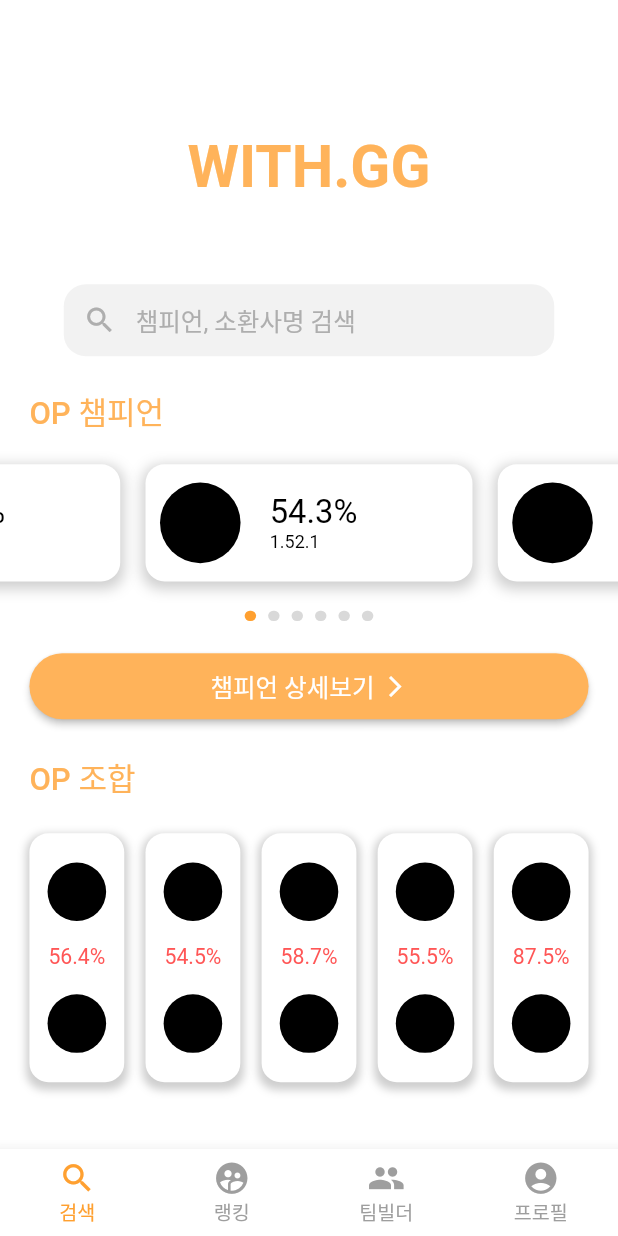
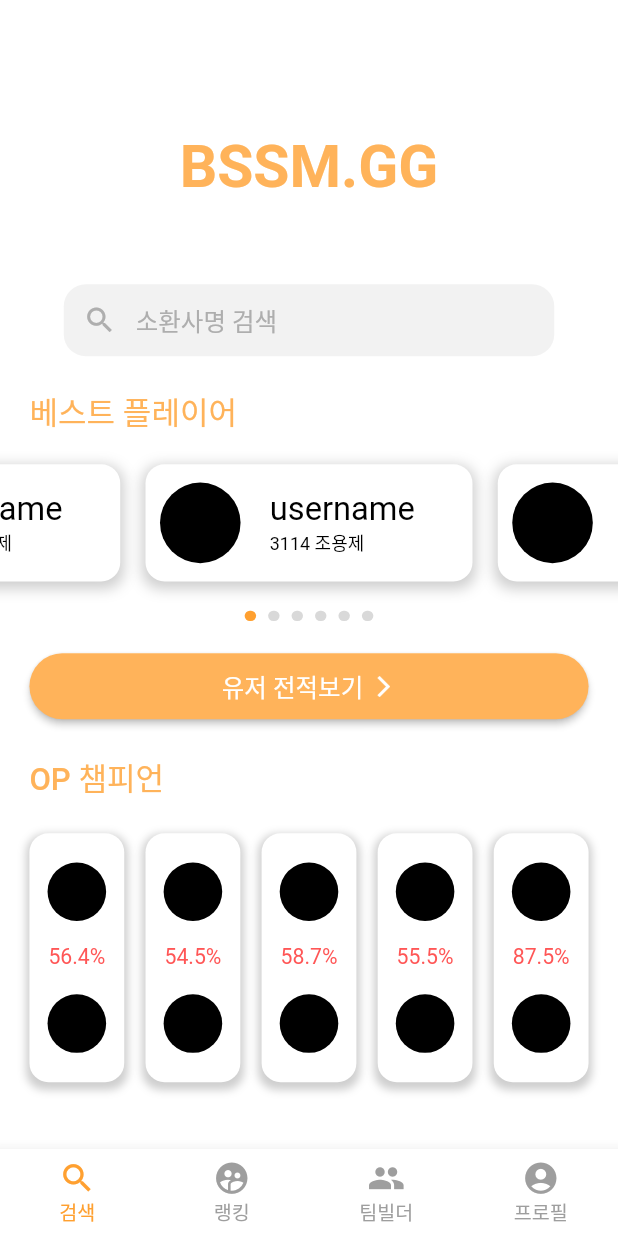
Before and after one commit to BSSM-GG/BSSMGG_APP, a Flutter app: the screen it shows after launch, on a phone screen of 412 x 824 dp. Run offline on Flutter 3.47's test engine with Material 2 defaults, Android fonts, the phone set to English and light mode, and no system bars; drawn by our look-alikes of carousel_slider, smooth_page_indicator, stylish_bottom_bar; our stand-ins replace flutter_screenutil.

Commit message:
[UPDATE] username

```diff
--- a/lib/screens/bottombar/search.dart
+++ b/lib/screens/bottombar/search.dart
@@ -54,11 +54,11 @@
               crossAxisAlignment: CrossAxisAlignment.start,
               children: [
                 Text(
-                  "54.3%",
+                  "username",
                   style: TextStyle(fontSize: 20.sp, color: Colors.black),
                 ),
                 Text(
-                  "1.52.1",
+                  "3114 조용제",
                   style: TextStyle(fontSize: 11.sp, color: Colors.black),
                 )
               ],
@@ -104,11 +104,62 @@
               crossAxisAlignment: CrossAxisAlignment.start,
               children: [
                 Text(
-                  "54.3%",
+                  "username",
+                  style: TextStyle(fontSize: 18.sp, color: Colors.black),
+                ),
+                Text(
+                  "3114 조용제",
+                  style: TextStyle(
+                      fontSize: 11.sp, color: Colors.black.withOpacity(0.5)),
+                )
+              ],
+            )
+          ],
+        ),
+      ),
+    ),
+    InkWell(
+      onTap: () {},
+      child: Container(
+        width: 200.w,
+        height: 80.h,
+        decoration: BoxDecoration(
+          color: Colors.white,
+          boxShadow: [
+            BoxShadow(
+              color: Colors.grey.withOpacity(0.5),
+              spreadRadius: 2,
+              blurRadius: 7,
+              offset: Offset(0.w, 3.h), // changes position of shadow
+            ),
+          ],
+          borderRadius: BorderRadius.all(Radius.circular(13.r) // POINT
+              ),
+        ),
+        child: Row(
+          mainAxisAlignment: MainAxisAlignment.start,
+          children: [
+            Padding(
+              padding: EdgeInsets.only(left: 6.w, right: 15.w),
+              child: Container(
+                width: 55.w,
+                height: 55.h,
+                decoration: const BoxDecoration(
+                  shape: BoxShape.circle,
+                  color: Colors.black,
+                ),
+              ),
+            ),
+            Column(
+              mainAxisAlignment: MainAxisAlignment.center,
+              crossAxisAlignment: CrossAxisAlignment.start,
+              children: [
+                Text(
+                  "username",
                   style: TextStyle(fontSize: 20.sp, color: Colors.black),
                 ),
                 Text(
-                  "1.52.1",
+                  "3114 조용제",
                   style: TextStyle(fontSize: 11.sp, color: Colors.black),
                 )
               ],
@@ -154,11 +205,11 @@
               crossAxisAlignment: CrossAxisAlignment.start,
               children: [
                 Text(
-                  "54.3%",
+                  "username",
                   style: TextStyle(fontSize: 20.sp, color: Colors.black),
                 ),
                 Text(
-                  "1.52.1",
+                  "3114 조용제",
                   style: TextStyle(fontSize: 11.sp, color: Colors.black),
                 )
               ],
@@ -204,11 +255,11 @@
               crossAxisAlignment: CrossAxisAlignment.start,
               children: [
                 Text(
-                  "54.3%",
+                  "username",
                   style: TextStyle(fontSize: 20.sp, color: Colors.black),
                 ),
                 Text(
-                  "1.52.1",
+                  "3114 조용제",
                   style: TextStyle(fontSize: 11.sp, color: Colors.black),
                 )
               ],
@@ -254,61 +305,11 @@
               crossAxisAlignment: CrossAxisAlignment.start,
               children: [
                 Text(
-                  "54.3%",
+                  "username",
                   style: TextStyle(fontSize: 20.sp, color: Colors.black),
                 ),
                 Text(
-                  "1.52.1",
-                  style: TextStyle(fontSize: 11.sp, color: Colors.black),
-                )
-              ],
-            )
-          ],
-        ),
-      ),
-    ),
-    InkWell(
-      onTap: () {},
-      child: Container(
-        width: 200.w,
-        height: 80.h,
-        decoration: BoxDecoration(
-          color: Colors.white,
-          boxShadow: [
-            BoxShadow(
-              color: Colors.grey.withOpacity(0.5),
-              spreadRadius: 2,
-              blurRadius: 7,
-              offset: Offset(0.w, 3.h), // changes position of shadow
-            ),
-          ],
-          borderRadius: BorderRadius.all(Radius.circular(13.r) // POINT
-              ),
-        ),
-        child: Row(
-          mainAxisAlignment: MainAxisAlignment.start,
-          children: [
-            Padding(
-              padding: EdgeInsets.only(left: 6.w, right: 15.w),
-              child: Container(
-                width: 55.w,
-                height: 55.h,
-                decoration: const BoxDecoration(
-                  shape: BoxShape.circle,
-                  color: Colors.black,
-                ),
-              ),
-            ),
-            Column(
-              mainAxisAlignment: MainAxisAlignment.center,
-              crossAxisAlignment: CrossAxisAlignment.start,
-              children: [
-                Text(
-                  "54.3%",
-                  style: TextStyle(fontSize: 20.sp, color: Colors.black),
-                ),
-                Text(
-                  "1.52.1",
+                  "3114 조용제",
                   style: TextStyle(fontSize: 11.sp, color: Colors.black),
                 )
               ],
@@ -329,13 +330,14 @@
         resizeToAvoidBottomInset: false,
         backgroundColor: Colors.white,
         appBar: null,
-        body: Center(
+        body: SafeArea(
+          child: Center(
             child: Column(
               children: [
                 Padding(
                   padding: EdgeInsets.only(top: 91.h, bottom: 56.h),
                   child: Text(
-                  "WITH.GG",
+                    "BSSM.GG",
                     style: TextStyle(
                         fontSize: 36.sp,
                         color: const Color(0xffFFB35A),
@@ -348,8 +350,10 @@
                     controller: _searchController,
                     textAlignVertical: TextAlignVertical.center,
                     onEditingComplete: () {
-                    Navigator.push(context,
-                        MaterialPageRoute(builder: (_) => const DetailUser()));
+                      Navigator.push(
+                          context,
+                          MaterialPageRoute(
+                              builder: (_) => const DetailUser()));
                     },
                     decoration: InputDecoration(
                       border: OutlineInputBorder(
@@ -362,7 +366,7 @@
                       filled: true,
                       hintStyle: TextStyle(
                           color: const Color(0xffAEAEAE), fontSize: 15.sp),
-                    hintText: "챔피언, 소환사명 검색",
+                      hintText: "소환사명 검색",
                       contentPadding: const EdgeInsets.all(0),
                       prefixIcon: Icon(
                         Icons.search,
@@ -378,7 +382,7 @@
                   child: Row(
                     children: [
                       Text(
-                      "OP 챔피언",
+                        "베스트 플레이어",
                         style: TextStyle(
                             fontSize: 19.sp,
                             color: const Color(0xffFFB35A),
@@ -419,7 +423,8 @@
                         minimumSize: Size(double.infinity, 45.h),
                         backgroundColor: const Color(0xffFFB35A),
                         shape: RoundedRectangleBorder(
-                        borderRadius: BorderRadius.circular(25.r), // <-- Radius
+                          borderRadius:
+                              BorderRadius.circular(25.r), // <-- Radius
                         ),
                       ),
                       onPressed: () {
@@ -432,7 +437,7 @@
                         crossAxisAlignment: CrossAxisAlignment.center,
                         children: [
                           Text(
-                          "챔피언 상세보기",
+                            "유저 전적보기",
                             style:
                                 TextStyle(fontSize: 15.sp, color: Colors.white),
                           ),
@@ -452,7 +457,7 @@
                   child: Row(
                     children: [
                       Text(
-                      "OP 조합",
+                        "OP 챔피언",
                         style: TextStyle(
                             fontSize: 19.sp,
                             color: const Color(0xffFFB35A),
@@ -479,8 +484,8 @@
                               color: Colors.grey.withOpacity(0.5),
                               spreadRadius: 2,
                               blurRadius: 4,
-                            offset:
-                                Offset(0.w, 3.h), // changes position of shadow
+                              offset: Offset(
+                                  0.w, 3.h), // changes position of shadow
                             ),
                           ],
                           borderRadius:
@@ -529,8 +534,8 @@
                               color: Colors.grey.withOpacity(0.5),
                               spreadRadius: 2,
                               blurRadius: 4,
-                            offset:
-                                Offset(0.w, 3.h), // changes position of shadow
+                              offset: Offset(
+                                  0.w, 3.h), // changes position of shadow
                             ),
                           ],
                           borderRadius:
@@ -579,8 +584,8 @@
                               color: Colors.grey.withOpacity(0.5),
                               spreadRadius: 2,
                               blurRadius: 4,
-                            offset:
-                                Offset(0.w, 3.h), // changes position of shadow
+                              offset: Offset(
+                                  0.w, 3.h), // changes position of shadow
                             ),
                           ],
                           borderRadius:
@@ -629,8 +634,8 @@
                               color: Colors.grey.withOpacity(0.5),
                               spreadRadius: 2,
                               blurRadius: 4,
-                            offset:
-                                Offset(0.w, 3.h), // changes position of shadow
+                              offset: Offset(
+                                  0.w, 3.h), // changes position of shadow
                             ),
                           ],
                           borderRadius:
@@ -679,8 +684,8 @@
                               color: Colors.grey.withOpacity(0.5),
                               spreadRadius: 2,
                               blurRadius: 4,
-                            offset:
-                                Offset(0.w, 3.h), // changes position of shadow
+                              offset: Offset(
+                                  0.w, 3.h), // changes position of shadow
                             ),
                           ],
                           borderRadius:
@@ -726,6 +731,7 @@
             ),
           ),
         ),
+      ),
     );
   }
 }
```
Lines whose indentation alone changed are shown as unchanged.
